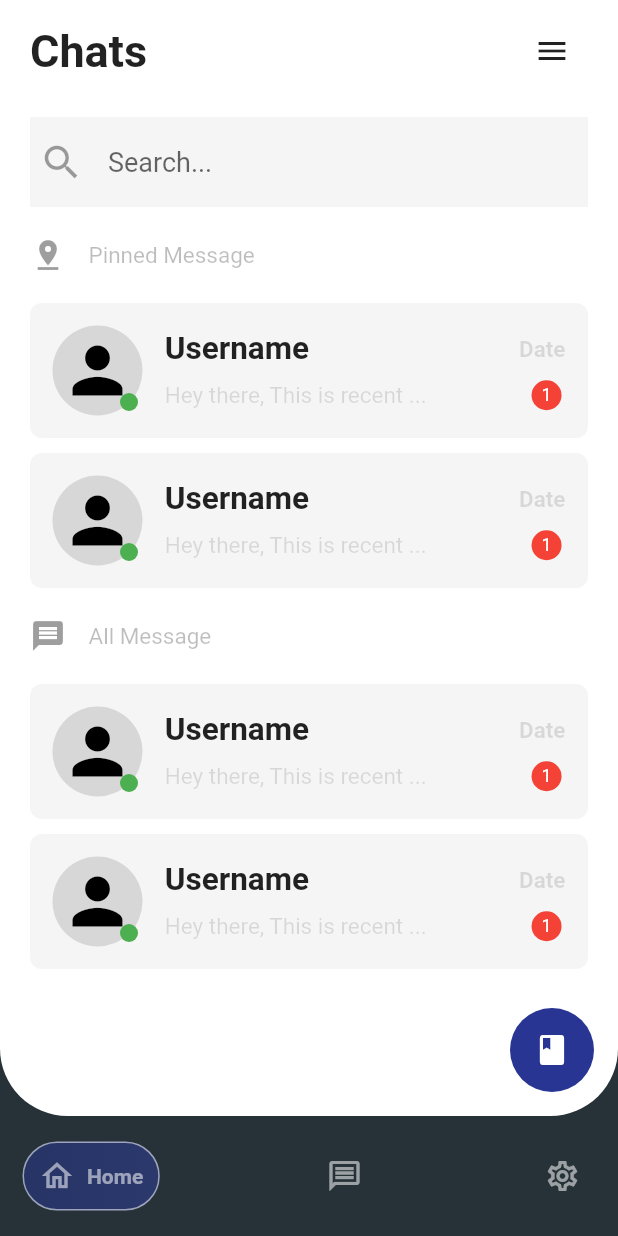
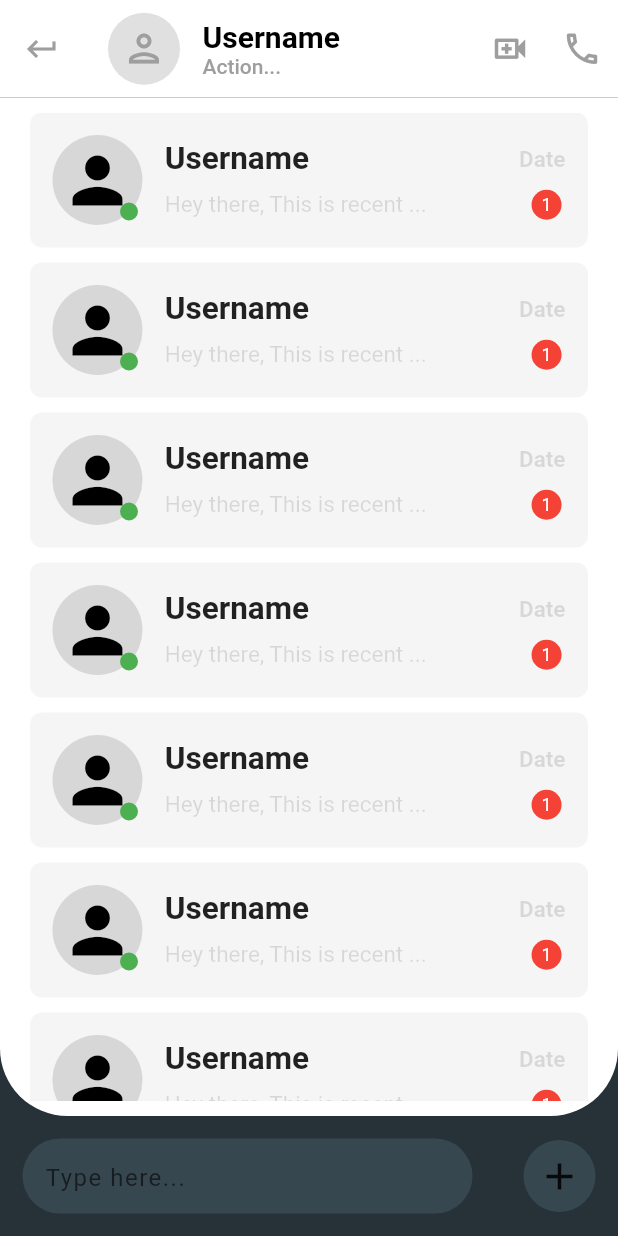
Before and after one commit to TITAN017/Chat_App, a Flutter app: the screen it shows after launch, on a phone screen of 412 x 824 dp. Run offline on Flutter 3.47's test engine with Material 2 defaults, Android fonts, the phone set to English and light mode, and no system bars; drawn by our look-alikes of google_nav_bar; our stand-ins replace google_fonts; Roboto replaces fonts that are missing (Acme).

Commit message:
Added ChatTypeScreen (App Bar,Bottom Bar) and Refactored Style Inputs

```diff
--- a/lib/main.dart
+++ b/lib/main.dart
@@ -1,3 +1,4 @@
+import 'package:chat_app/screen/ChatTypeScreen.dart';
 import 'package:chat_app/screen/chatScreen.dart';
 import 'package:flutter/material.dart';
 
@@ -27,11 +28,15 @@ class _MyAppState extends State<MyApp> {
       debugShowCheckedModeBanner: false,
       theme: ThemeData(brightness: theme ? Brightness.dark : Brightness.light),
       home: SafeArea(
-        child: ChatScreen(
+        child: /*ChatScreen(
           toggle: darkLight,
           state: theme,
-        ),
+        ),*/
+            ChatTypeScreen(),
       ),
     );
   }
 }
+
+//Group all the colors
+//
--- /dev/null
+++ b/lib/screen/ChatTypeScreen.dart
@@ -0,0 +1,163 @@
+import 'package:chat_app/shared/colorTheme.dart';
+import 'package:chat_app/shared/dimensions.dart';
+import 'package:chat_app/utils/personTile.dart';
+import 'package:flutter/material.dart';
+import 'package:google_fonts/google_fonts.dart';
+import 'package:google_nav_bar/google_nav_bar.dart';
+
+//ignore_for_file:prefer_const_constructors
+
+class ChatTypeScreen extends StatefulWidget {
+  const ChatTypeScreen({Key? key}) : super(key: key);
+
+  @override
+  State<ChatTypeScreen> createState() => _ChatTypeScreenState();
+}
+
+class _ChatTypeScreenState extends State<ChatTypeScreen> {
+  @override
+  Widget build(BuildContext context) {
+    return Scaffold(
+      backgroundColor: CustomColors.NAV_BAR_BACKGROUND_COLOR,
+      appBar: AppBar(
+        elevation: 0,
+        toolbarHeight: 65,
+        backgroundColor: Colors.white,
+        actions: [
+          IconButton(
+            icon: Icon(Icons.video_call_outlined),
+            //color: Colors.grey,
+            onPressed: () {},
+            iconSize: 27,
+          ),
+          IconButton(
+            icon: Icon(Icons.call_outlined),
+            //color: Colors.grey,
+            onPressed: () {},
+            iconSize: 27,
+          ),
+        ],
+        foregroundColor: Colors.grey,
+        leading: IconButton(
+          icon: Icon(Icons.keyboard_return),
+          onPressed: () {},
+        ),
+        title: Row(
+          children: [
+            CircleAvatar(
+              child: Icon(
+                Icons.person_outlined,
+                color: Colors.grey,
+                size: 30,
+              ),
+              backgroundColor: Colors.grey[300],
+              radius: 24,
+            ),
+            SizedBox(
+              width: 15,
+            ),
+            Column(
+              crossAxisAlignment: CrossAxisAlignment.start,
+              children: [
+                Text(
+                  'Username',
+                  style: GoogleFonts.acme(
+                    fontWeight: FontWeight.bold,
+                    color: Colors.black,
+                  ),
+                ),
+                Text(
+                  'Action...',
+                  style: GoogleFonts.acme(
+                    color: Colors.grey,
+                    fontSize: 14,
+                  ),
+                ),
+              ],
+            )
+          ],
+        ),
+      ),
+
+      //Body of Screen
+
+      body: Container(
+        width: double.infinity,
+        height: double.infinity,
+        padding: CustomInsets.SCREEN_PADDING,
+        decoration: BoxDecoration(
+          color: CustomColors.DEFAULT_COLOR,
+          borderRadius: CustomInsets.SCREEN_BORDER,
+        ),
+        child: Column(
+          children: [
+            Expanded(
+              child: ListView(
+                children: [
+                  PersonTile(),
+                  PersonTile(),
+                  PersonTile(),
+                  PersonTile(),
+                  PersonTile(),
+                  PersonTile(),
+                  PersonTile(),
+                  PersonTile(),
+                ],
+              ),
+            ),
+          ],
+        ),
+      ),
+
+      //Bottom Navigation Bar (Text Bar)
+
+      bottomNavigationBar: SingleChildScrollView(
+        child: Container(
+          decoration: BoxDecoration(
+            color: Colors.blueGrey[900]!,
+          ),
+          height: 80,
+          padding: const EdgeInsets.symmetric(
+            horizontal: 15,
+            vertical: 15,
+          ),
+          child: Row(
+            mainAxisAlignment: MainAxisAlignment.spaceBetween,
+            children: [
+              Container(
+                width: 300,
+                padding: CustomInsets.CHAT_TEXT_FIELD_PADDING,
+                decoration: BoxDecoration(
+                  borderRadius: BorderRadius.circular(30),
+                  color: CustomColors.TEXT_BAR_COLOR,
+                ),
+                child: TextFormField(
+                  decoration: InputDecoration(
+                    hintText: 'Type here...',
+                    fillColor: CustomColors.NAV_BAR_COLOR,
+                    hintStyle: GoogleFonts.acme(
+                      letterSpacing: 1,
+                    ),
+                    border: InputBorder.none,
+                  ),
+                  cursorColor: CustomColors.NAV_BAR_COLOR,
+                ),
+              ),
+              Container(
+                decoration: BoxDecoration(
+                  borderRadius: CustomInsets.CHAT_TEXT_FIELD_BORDER,
+                  color: CustomColors.TEXT_BAR_COLOR,
+                ),
+                child: IconButton(
+                  onPressed: () {},
+                  icon: Icon(Icons.add),
+                  iconSize: 30,
+                ),
+              ),
+            ],
+          ),
+        ),
+      ),
+    );
+  }
+}
--- a/lib/screen/chatScreen.dart
+++ b/lib/screen/chatScreen.dart
@@ -1,5 +1,7 @@
 // ignore_for_file: prefer_const_literals_to_create_immutables
 
+import 'package:chat_app/shared/colorTheme.dart';
+import 'package:chat_app/shared/dimensions.dart';
 import 'package:chat_app/utils/personTile.dart';
 import 'package:flutter/material.dart';
 import 'package:google_fonts/google_fonts.dart';
@@ -23,7 +25,7 @@ class _ChatScreenState extends State<ChatScreen> {
   @override
   Widget build(BuildContext context) {
     return Scaffold(
-      backgroundColor: Colors.blueGrey[900],
+      backgroundColor: CustomColors.NAV_BAR_BACKGROUND_COLOR,
       //App Bar for actions
       /*appBar: AppBar(
         elevation: 0,
@@ -45,23 +47,14 @@ class _ChatScreenState extends State<ChatScreen> {
 
       body:
           //Search Bar
+
           Container(
         height: double.infinity,
         width: double.infinity,
-        padding: EdgeInsets.symmetric(
-          horizontal: 20,
-          vertical: 10,
-        ),
-        /*margin: EdgeInsets.symmetric(
-          horizontal: 20,
-          vertical: 10,
-        ),*/
+        padding: CustomInsets.SCREEN_PADDING,
         decoration: BoxDecoration(
-          borderRadius: BorderRadius.only(
-            bottomLeft: Radius.circular(45),
-            bottomRight: Radius.circular(45),
-          ),
-          color: Colors.white,
+          borderRadius: CustomInsets.SCREEN_BORDER,
+          color: CustomColors.DEFAULT_COLOR,
         ),
         child: Column(
           children: [
@@ -80,6 +73,7 @@ class _ChatScreenState extends State<ChatScreen> {
                 IconButton(
                   icon: Icon(Icons.menu),
                   onPressed: () {},
+                  color: CustomColors.NAV_BAR_COLOR,
                 ),
               ],
             ),
@@ -93,7 +87,7 @@ class _ChatScreenState extends State<ChatScreen> {
               padding: EdgeInsets.all(6),
               decoration: BoxDecoration(
                 color: Colors.grey[100],
-                //borderRadius: BorderRadius.circular(10),
+                borderRadius: BorderRadius.circular(8),
               ),
               //color: Colors.black38,
               child: TextFormField(
@@ -135,6 +129,7 @@ class _ChatScreenState extends State<ChatScreen> {
                         style: GoogleFonts.acme(
                           fontSize: 15,
                           color: Colors.black26,
+                          letterSpacing: 1,
                         ),
                       ),
                     ],
@@ -161,6 +156,7 @@ class _ChatScreenState extends State<ChatScreen> {
                         style: GoogleFonts.acme(
                           fontSize: 15,
                           color: Colors.black26,
+                          letterSpacing: 1,
                         ),
                       ),
                     ],
@@ -170,6 +166,10 @@ class _ChatScreenState extends State<ChatScreen> {
                   ),
                   PersonTile(),
                   PersonTile(),
+                  PersonTile(),
+                  SizedBox(
+                    height: 20,
+                  ),
                 ],
               ),
             ),
@@ -182,14 +182,14 @@ class _ChatScreenState extends State<ChatScreen> {
         child: Icon(Icons.book),
         onPressed: () {},
         elevation: 0,
-        backgroundColor: Colors.indigo[800],
+        backgroundColor: CustomColors.FLOAT_ACTION_BUTTON_COLOR,
       ),
 
       //Bottom Navigation Bar (Google NavBar)
 
       bottomNavigationBar: Container(
         decoration: BoxDecoration(
-          color: Colors.blueGrey[900]!,
+          color: CustomColors.NAV_BAR_BACKGROUND_COLOR,
         ),
         height: 80,
         padding: const EdgeInsets.symmetric(
@@ -200,22 +200,17 @@ class _ChatScreenState extends State<ChatScreen> {
           padding: EdgeInsets.all(10),
           gap: 8,
           tabActiveBorder: Border.all(
-            color: Colors.white54,
+            color: CustomColors.NAV_BAR_COLOR,
             width: 1,
           ),
           tabBorderRadius: 150,
-          backgroundColor: Colors.blueGrey[900]!,
-          color: Colors.white54,
-          activeColor: Colors.white54,
-          rippleColor: Colors.blueGrey[700]!,
-          hoverColor: Colors.indigo[900]!,
-          tabBackgroundGradient: LinearGradient(
-            colors: [
-              Colors.indigo[800]!,
-              Colors.indigo[700]!,
-            ],
-          ),
-          tabBackgroundColor: Colors.indigo[800]!.withOpacity(0.5),
+          backgroundColor: CustomColors.NAV_BAR_BACKGROUND_COLOR,
+          color: CustomColors.NAV_BAR_COLOR,
+          activeColor: CustomColors.NAV_BAR_ACTIVE_COLOR,
+          rippleColor: CustomColors.NAV_BAR_RIPPLE_COLOR,
+          hoverColor: CustomColors.NAV_BAR_HOVER_COLOR,
+          tabBackgroundGradient: CustomColors.NAV_BAR_GRADIENT,
+          tabBackgroundColor: CustomColors.NAV_BAR_TAB_BACKGROUND_COLOR,
           curve: Curves.easeInOutCirc,
           tabs: [
             GButton(
--- /dev/null
+++ b/lib/shared/colorTheme.dart
@@ -0,0 +1,37 @@
+import 'package:flutter/material.dart';
+
+class CustomColors {
+  //DEFAULT COLOR
+
+  static Color DEFAULT_COLOR = Colors.white;
+  //CHAT SECTION COLORS
+
+  static Color CHAT = Colors.white;
+
+  //SEARCH BAR COLORS
+
+  //MESSAGES COLOR
+
+  //FLOATING ACTION BUTTON COLORS
+
+  static Color FLOAT_ACTION_BUTTON_COLOR = Colors.indigo[800]!;
+
+  //NAVBAR COLORS
+  static Color NAV_BAR_COLOR = Colors.white54;
+  static Color NAV_BAR_TAB_BACKGROUND_COLOR =
+      Colors.indigo[800]!.withOpacity(0.5);
+  static Color NAV_BAR_ACTIVE_COLOR = Colors.white54;
+  static Color NAV_BAR_RIPPLE_COLOR = Colors.blueGrey[700]!;
+  static Color NAV_BAR_HOVER_COLOR = Colors.indigo[900]!;
+  static Color NAV_BAR_BACKGROUND_COLOR = Colors.blueGrey[900]!;
+  static Gradient NAV_BAR_GRADIENT = LinearGradient(
+    colors: [
+      Colors.indigo[800]!,
+      Colors.indigo[700]!,
+    ],
+  );
+
+  //TEXT BAR CHAT TYPE SCREEN
+
+  static Color TEXT_BAR_COLOR = Colors.blueGrey[800]!;
+}
--- /dev/null
+++ b/lib/shared/dimensions.dart
@@ -0,0 +1,20 @@
+import 'package:flutter/material.dart';
+
+class CustomInsets {
+  //SCREEN_DIMENSIONS
+
+  static BorderRadius SCREEN_BORDER = const BorderRadius.only(
+    bottomLeft: Radius.circular(45),
+    bottomRight: Radius.circular(45),
+  );
+  static EdgeInsets SCREEN_PADDING = const EdgeInsets.symmetric(
+    horizontal: 20,
+    vertical: 10,
+  );
+
+  //CHAT_TEXT_FIELD_DIMENSIONS
+
+  static EdgeInsets CHAT_TEXT_FIELD_PADDING =
+      const EdgeInsets.fromLTRB(15, 10, 15, 5);
+  static BorderRadius CHAT_TEXT_FIELD_BORDER = BorderRadius.circular(30);
+}
--- /dev/null
+++ b/lib/utils/chatTile.dart
@@ -0,0 +1,12 @@
+import 'package:flutter/material.dart';
+
+class ChatTile extends StatelessWidget {
+  const ChatTile({Key? key}) : super(key: key);
+
+  @override
+  Widget build(BuildContext context) {
+    return Container(
+      padding: EdgeInsets.all(10),
+    );
+  }
+}
```
